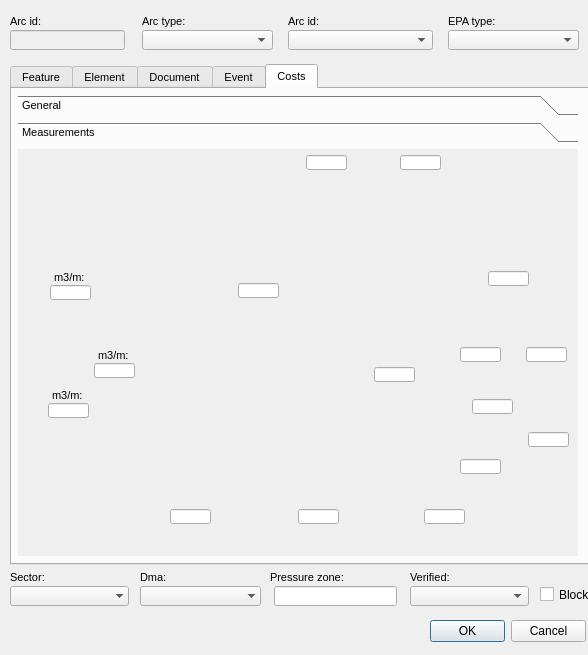
Qt form ui/ws_man_arc.ui (Giswater/giswater_qgis_plugin) before a commit.
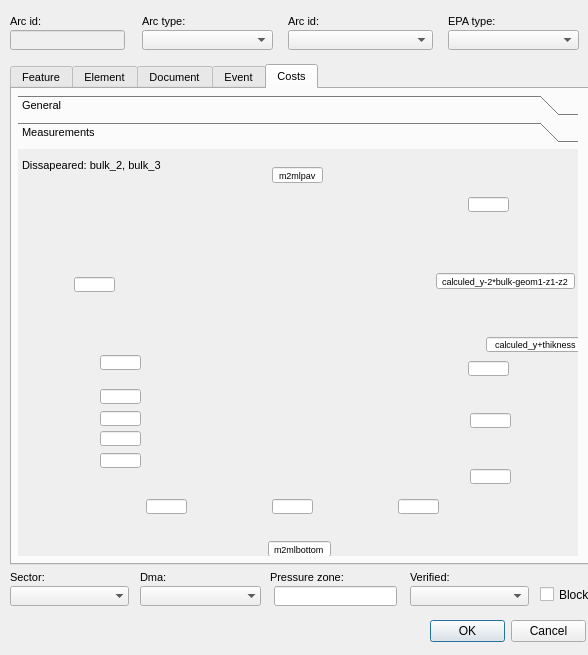
The same form after that commit. The open tabs and pages were chosen to show the change. Icons and pictures are not drawn.

Commit message: #129 Modify tab cost

```diff
--- a/ui/ws_man_arc.ui
+++ b/ui/ws_man_arc.ui
@@ -3547,8 +3547,8 @@
       <widget class="QLineEdit" name="m2mltrenchl_2">
        <property name="geometry">
         <rect>
-         <x>288</x>
-         <y>6</y>
+         <x>82</x>
+         <y>304</y>
          <width>41</width>
          <height>15</height>
         </rect>
@@ -3584,8 +3584,8 @@
       <widget class="QLineEdit" name="thickness">
        <property name="geometry">
         <rect>
-         <x>382</x>
-         <y>6</y>
+         <x>450</x>
+         <y>48</y>
          <width>41</width>
          <height>15</height>
         </rect>
@@ -3621,9 +3621,9 @@
       <widget class="QLineEdit" name="calculed_y">
        <property name="geometry">
         <rect>
-         <x>220</x>
-         <y>134</y>
-         <width>41</width>
+         <x>468</x>
+         <y>188</y>
+         <width>101</width>
          <height>15</height>
         </rect>
        </property>
@@ -3640,7 +3640,7 @@
         <string/>
        </property>
        <property name="text">
-        <string/>
+        <string>calculed_y+thikness</string>
        </property>
        <property name="frame">
         <bool>true</bool>
@@ -3658,8 +3658,8 @@
       <widget class="QLineEdit" name="y_param">
        <property name="geometry">
         <rect>
-         <x>470</x>
-         <y>122</y>
+         <x>56</x>
+         <y>128</y>
          <width>41</width>
          <height>15</height>
         </rect>
@@ -3695,10 +3695,10 @@
       <widget class="QLineEdit" name="bulk_2">
        <property name="geometry">
         <rect>
-         <x>508</x>
-         <y>198</y>
-         <width>41</width>
-         <height>15</height>
+         <x>250</x>
+         <y>392</y>
+         <width>63</width>
+         <height>16</height>
         </rect>
        </property>
        <property name="font">
@@ -3714,7 +3714,7 @@
         <string/>
        </property>
        <property name="text">
-        <string/>
+        <string>m2mlbottom</string>
        </property>
        <property name="frame">
         <bool>true</bool>
@@ -3723,44 +3723,7 @@
         <enum>QLineEdit::Normal</enum>
        </property>
        <property name="cursorPosition">
-        <number>0</number>
-       </property>
-       <property name="alignment">
-        <set>Qt::AlignCenter</set>
-       </property>
-      </widget>
-      <widget class="QLineEdit" name="bulk_3">
-       <property name="geometry">
-        <rect>
-         <x>510</x>
-         <y>283</y>
-         <width>41</width>
-         <height>15</height>
-        </rect>
-       </property>
-       <property name="font">
-        <font>
-         <pointsize>7</pointsize>
-         <kerning>true</kerning>
-        </font>
-       </property>
-       <property name="autoFillBackground">
-        <bool>false</bool>
-       </property>
-       <property name="inputMask">
-        <string/>
-       </property>
-       <property name="text">
-        <string/>
-       </property>
-       <property name="frame">
-        <bool>true</bool>
-       </property>
-       <property name="echoMode">
-        <enum>QLineEdit::Normal</enum>
-       </property>
-       <property name="cursorPosition">
-        <number>0</number>
+        <number>10</number>
        </property>
        <property name="alignment">
         <set>Qt::AlignCenter</set>
@@ -3769,8 +3732,8 @@
       <widget class="QLineEdit" name="width">
        <property name="geometry">
         <rect>
-         <x>280</x>
-         <y>360</y>
+         <x>254</x>
+         <y>350</y>
          <width>41</width>
          <height>15</height>
         </rect>
@@ -3806,8 +3769,8 @@
       <widget class="QLineEdit" name="b">
        <property name="geometry">
         <rect>
-         <x>406</x>
-         <y>360</y>
+         <x>380</x>
+         <y>350</y>
          <width>41</width>
          <height>15</height>
         </rect>
@@ -3843,8 +3806,8 @@
       <widget class="QLineEdit" name="b_2">
        <property name="geometry">
         <rect>
-         <x>152</x>
-         <y>360</y>
+         <x>128</x>
+         <y>350</y>
          <width>41</width>
          <height>15</height>
         </rect>
@@ -3880,8 +3843,8 @@
       <widget class="QLineEdit" name="z2">
        <property name="geometry">
         <rect>
-         <x>442</x>
-         <y>198</y>
+         <x>450</x>
+         <y>212</y>
          <width>41</width>
          <height>15</height>
         </rect>
@@ -3917,8 +3880,8 @@
       <widget class="QLineEdit" name="z1">
        <property name="geometry">
         <rect>
-         <x>442</x>
-         <y>310</y>
+         <x>452</x>
+         <y>320</y>
          <width>41</width>
          <height>15</height>
         </rect>
@@ -3954,8 +3917,8 @@
       <widget class="QLineEdit" name="geom1">
        <property name="geometry">
         <rect>
-         <x>454</x>
-         <y>250</y>
+         <x>452</x>
+         <y>264</y>
          <width>41</width>
          <height>15</height>
         </rect>
@@ -3991,8 +3954,8 @@
       <widget class="QLineEdit" name="m3mlexcess_2">
        <property name="geometry">
         <rect>
-         <x>30</x>
-         <y>254</y>
+         <x>82</x>
+         <y>282</y>
          <width>41</width>
          <height>15</height>
         </rect>
@@ -4028,8 +3991,8 @@
       <widget class="QLineEdit" name="m3mlfill_2">
        <property name="geometry">
         <rect>
-         <x>32</x>
-         <y>136</y>
+         <x>82</x>
+         <y>262</y>
          <width>41</width>
          <height>15</height>
         </rect>
@@ -4065,8 +4028,8 @@
       <widget class="QLineEdit" name="m3mlexc_2">
        <property name="geometry">
         <rect>
-         <x>76</x>
-         <y>214</y>
+         <x>82</x>
+         <y>240</y>
          <width>41</width>
          <height>15</height>
         </rect>
@@ -4102,8 +4065,8 @@
       <widget class="QLineEdit" name="bulk">
        <property name="geometry">
         <rect>
-         <x>356</x>
-         <y>218</y>
+         <x>82</x>
+         <y>206</y>
          <width>41</width>
          <height>15</height>
         </rect>
@@ -4139,10 +4102,10 @@
       <widget class="QLabel" name="image">
        <property name="geometry">
         <rect>
-         <x>18</x>
-         <y>-6</y>
-         <width>507</width>
-         <height>399</height>
+         <x>-100</x>
+         <y>-56</y>
+         <width>575</width>
+         <height>429</height>
         </rect>
        </property>
        <property name="text">
@@ -4155,49 +4118,50 @@
         <bool>true</bool>
        </property>
       </widget>
-      <widget class="QLabel" name="label_doc_to_4">
+      <widget class="QLineEdit" name="rec">
        <property name="geometry">
         <rect>
-         <x>36</x>
-         <y>120</y>
-         <width>41</width>
+         <x>418</x>
+         <y>124</y>
+         <width>139</width>
          <height>16</height>
         </rect>
        </property>
        <property name="font">
         <font>
-         <pointsize>8</pointsize>
+         <pointsize>7</pointsize>
+         <kerning>true</kerning>
         </font>
        </property>
-       <property name="layoutDirection">
-        <enum>Qt::LeftToRight</enum>
+       <property name="autoFillBackground">
+        <bool>false</bool>
        </property>
-       <property name="frameShape">
-        <enum>QFrame::NoFrame</enum>
+       <property name="inputMask">
+        <string/>
        </property>
-       <property name="frameShadow">
-        <enum>QFrame::Raised</enum>
-       </property>
        <property name="text">
-        <string>m3/m:</string>
+        <string>calculed_y-2*bulk-geom1-z1-z2</string>
        </property>
-       <property name="textFormat">
-        <enum>Qt::AutoText</enum>
+       <property name="frame">
+        <bool>true</bool>
        </property>
-       <property name="scaledContents">
-        <bool>false</bool>
+       <property name="echoMode">
+        <enum>QLineEdit::Normal</enum>
        </property>
-       <property name="margin">
-        <number>3</number>
+       <property name="cursorPosition">
+        <number>29</number>
        </property>
+       <property name="alignment">
+        <set>Qt::AlignCenter</set>
+       </property>
       </widget>
       <widget class="QLabel" name="label_doc_to_5">
        <property name="geometry">
         <rect>
-         <x>34</x>
-         <y>238</y>
-         <width>41</width>
-         <height>16</height>
+         <x>4</x>
+         <y>0</y>
+         <width>157</width>
+         <height>33</height>
         </rect>
        </property>
        <property name="font">
@@ -4205,9 +4169,6 @@
          <pointsize>8</pointsize>
         </font>
        </property>
-       <property name="layoutDirection">
-        <enum>Qt::LeftToRight</enum>
-       </property>
        <property name="frameShape">
         <enum>QFrame::NoFrame</enum>
        </property>
@@ -4215,7 +4176,7 @@
         <enum>QFrame::Raised</enum>
        </property>
        <property name="text">
-        <string>m3/m:</string>
+        <string>Dissapeared: bulk_2, bulk_3</string>
        </property>
        <property name="textFormat">
         <enum>Qt::AutoText</enum>
@@ -4227,40 +4188,41 @@
         <number>3</number>
        </property>
       </widget>
-      <widget class="QLabel" name="label_doc_to_6">
+      <widget class="QLineEdit" name="m2mlpav">
        <property name="geometry">
         <rect>
-         <x>80</x>
-         <y>198</y>
-         <width>41</width>
+         <x>254</x>
+         <y>18</y>
+         <width>51</width>
          <height>16</height>
         </rect>
        </property>
        <property name="font">
         <font>
-         <pointsize>8</pointsize>
+         <pointsize>7</pointsize>
+         <kerning>true</kerning>
         </font>
        </property>
-       <property name="layoutDirection">
-        <enum>Qt::LeftToRight</enum>
+       <property name="autoFillBackground">
+        <bool>false</bool>
        </property>
-       <property name="frameShape">
-        <enum>QFrame::NoFrame</enum>
+       <property name="inputMask">
+        <string/>
        </property>
-       <property name="frameShadow">
-        <enum>QFrame::Raised</enum>
-       </property>
        <property name="text">
-        <string>m3/m:</string>
+        <string>m2mlpav</string>
        </property>
-       <property name="textFormat">
-        <enum>Qt::AutoText</enum>
+       <property name="frame">
+        <bool>true</bool>
        </property>
-       <property name="scaledContents">
-        <bool>false</bool>
+       <property name="echoMode">
+        <enum>QLineEdit::Normal</enum>
        </property>
-       <property name="margin">
-        <number>3</number>
+       <property name="cursorPosition">
+        <number>7</number>
+       </property>
+       <property name="alignment">
+        <set>Qt::AlignCenter</set>
        </property>
       </widget>
       <zorder>image</zorder>
```
Left out of the diff: 23 changed lines with no effect on the pictures.
